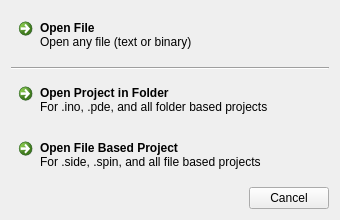
First picture: the form in openfileorprojectdialog.ui, repository omniacreator/omniacreator-plugin, before the edit.
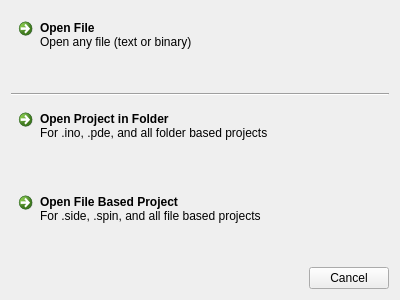
Second picture: the form after the edit.

```diff
--- a/openfileorprojectdialog.ui
+++ b/openfileorprojectdialog.ui
@@ -6,14 +6,14 @@
    <rect>
     <x>0</x>
     <y>0</y>
-    <width>340</width>
-    <height>220</height>
+    <width>400</width>
+    <height>300</height>
    </rect>
   </property>
   <property name="minimumSize">
    <size>
-    <width>340</width>
-    <height>220</height>
+    <width>400</width>
+    <height>300</height>
    </size>
   </property>
   <property name="windowTitle">
```
